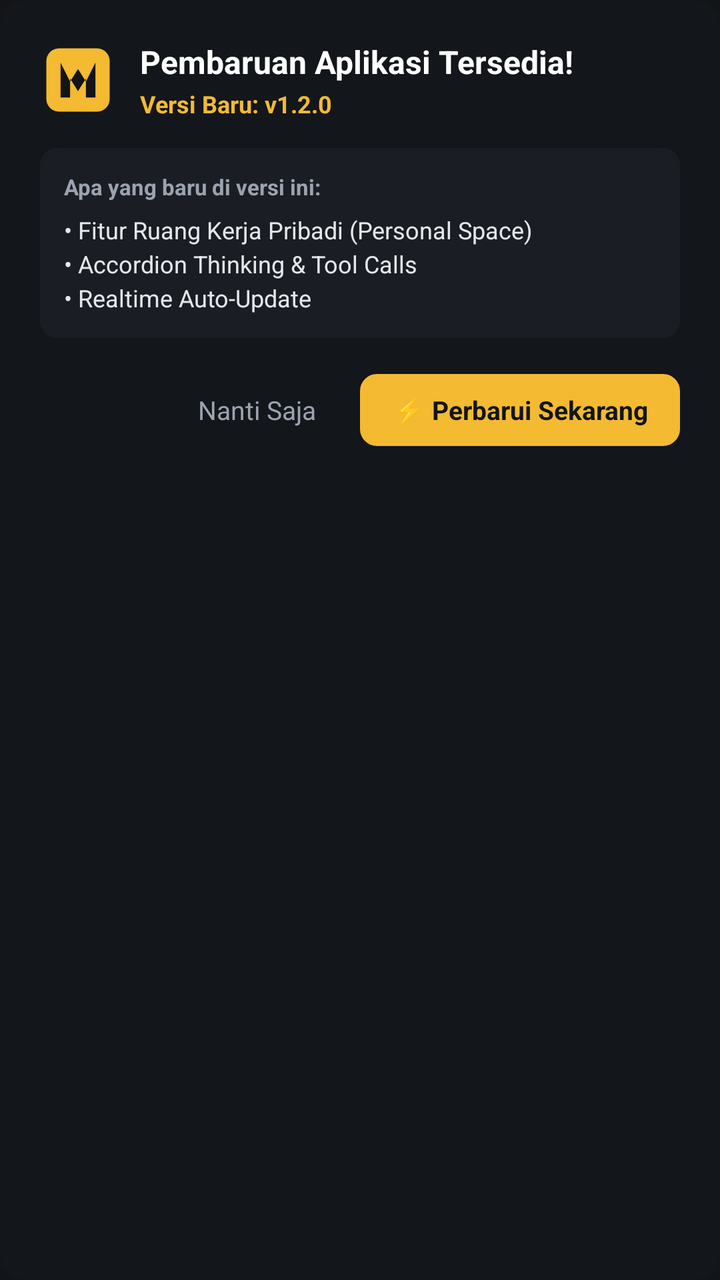
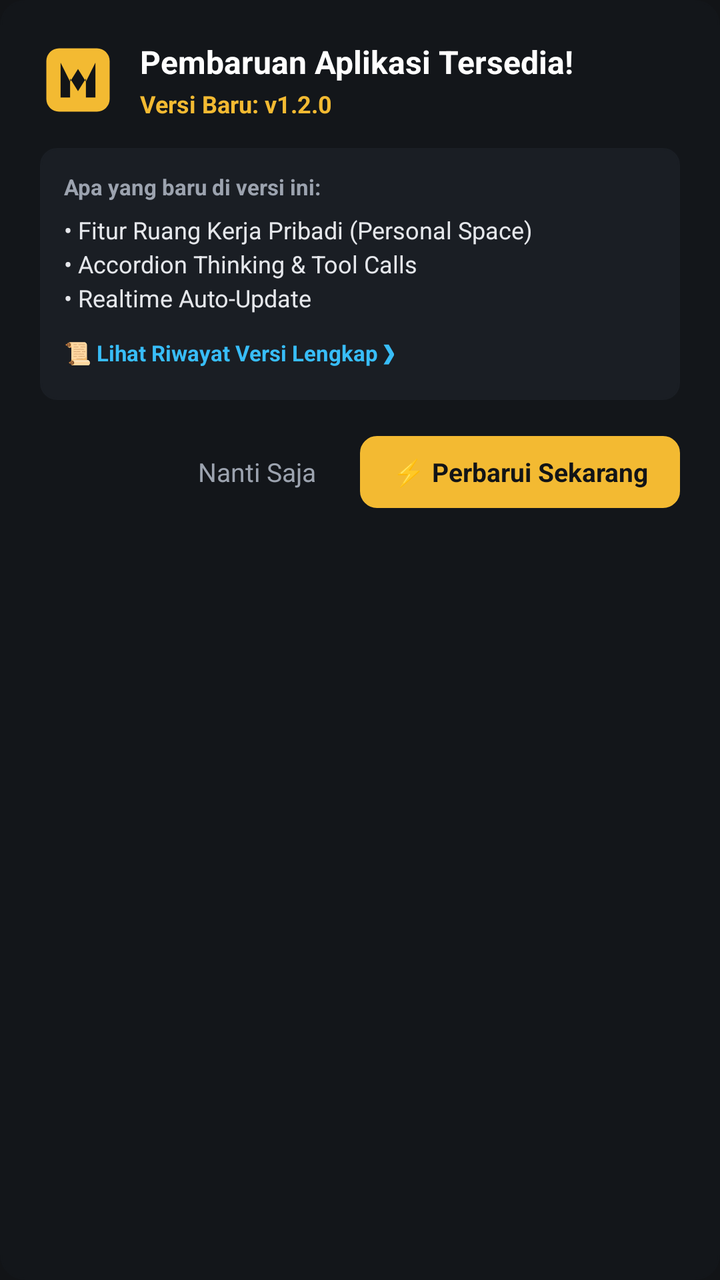

An Android layout rendered at two revisions. The XML below is the earlier revision; the diff shows what the commit changed to produce the second picture.
<!-- AndroidManifest.xml: application theme Theme.MollyAgent -->
<!-- res/layout/dialog_app_update.xml -->
<?xml version="1.0" encoding="utf-8"?>
<LinearLayout xmlns:android="http://schemas.android.com/apk/res/android"
    android:layout_width="match_parent"
    android:layout_height="wrap_content"
    android:background="@drawable/bg_tool_call_card"
    android:backgroundTint="#13161A"
    android:orientation="vertical"
    android:padding="20dp">

    
    <LinearLayout
        android:layout_width="match_parent"
        android:layout_height="wrap_content"
        android:gravity="center_vertical"
        android:orientation="horizontal">

        <ImageView
            android:layout_width="38dp"
            android:layout_height="38dp"
            android:contentDescription="Molly Logo"
            android:src="@drawable/ic_molly_logo" />

        <LinearLayout
            android:layout_width="0dp"
            android:layout_height="wrap_content"
            android:layout_marginStart="12dp"
            android:layout_weight="1"
            android:orientation="vertical">

            <TextView
                android:id="@+id/tvUpdateTitle"
                android:layout_width="wrap_content"
                android:layout_height="wrap_content"
                android:text="Pembaruan Aplikasi Tersedia!"
                android:textColor="#FFFFFF"
                android:textSize="16sp"
                android:textStyle="bold" />

            <TextView
                android:id="@+id/tvUpdateVersion"
                android:layout_width="wrap_content"
                android:layout_height="wrap_content"
                android:layout_marginTop="2dp"
                android:text="Versi Baru: v1.2.0"
                android:textColor="@color/primary_gold"
                android:textSize="12sp"
                android:textStyle="bold" />
        </LinearLayout>
    </LinearLayout>

    
    <LinearLayout
        android:layout_width="match_parent"
        android:layout_height="wrap_content"
        android:layout_marginTop="14dp"
        android:background="@drawable/bg_code_block"
        android:backgroundTint="#1A1E24"
        android:orientation="vertical"
        android:padding="12dp">

        <TextView
            android:layout_width="wrap_content"
            android:layout_height="wrap_content"
            android:text="Apa yang baru di versi ini:"
            android:textColor="#9CA3AF"
            android:textSize="11sp"
            android:textStyle="bold" />

        <TextView
            android:id="@+id/tvUpdateChangelog"
            android:layout_width="match_parent"
            android:layout_height="wrap_content"
            android:layout_marginTop="6dp"
            android:lineSpacingExtra="3dp"
            android:text="• Fitur Ruang Kerja Pribadi (Personal Space)\n• Accordion Thinking &amp; Tool Calls\n• Realtime Auto-Update"
            android:textColor="#E5E7EB"
            android:textSize="12sp" />
    </LinearLayout>

    
    <LinearLayout
        android:id="@+id/llDownloadProgress"
        android:layout_width="match_parent"
        android:layout_height="wrap_content"
        android:layout_marginTop="14dp"
        android:orientation="vertical"
        android:visibility="gone">

        <LinearLayout
            android:layout_width="match_parent"
            android:layout_height="wrap_content"
            android:gravity="center_vertical"
            android:orientation="horizontal">

            <TextView
                android:id="@+id/tvDownloadStatus"
                android:layout_width="0dp"
                android:layout_height="wrap_content"
                android:layout_weight="1"
                android:text="Mengunduh APK pembaruan..."
                android:textColor="#9CA3AF"
                android:textSize="11sp" />

            <TextView
                android:id="@+id/tvDownloadPercent"
                android:layout_width="wrap_content"
                android:layout_height="wrap_content"
                android:text="0%"
                android:textColor="@color/primary_gold"
                android:textSize="12sp"
                android:textStyle="bold" />
        </LinearLayout>

        <ProgressBar
            android:id="@+id/pbUpdateDownload"
            style="?android:attr/progressBarStyleHorizontal"
            android:layout_width="match_parent"
            android:layout_height="6dp"
            android:layout_marginTop="6dp"
            android:indeterminate="false"
            android:max="100"
            android:progress="0"
            android:progressTint="@color/primary_gold" />
    </LinearLayout>

    
    <LinearLayout
        android:id="@+id/llUpdateActions"
        android:layout_width="match_parent"
        android:layout_height="wrap_content"
        android:layout_marginTop="18dp"
        android:gravity="end"
        android:orientation="horizontal">

        <TextView
            android:id="@+id/btnUpdateLater"
            android:layout_width="wrap_content"
            android:layout_height="36dp"
            android:background="?selectableItemBackground"
            android:clickable="true"
            android:focusable="true"
            android:gravity="center"
            android:paddingHorizontal="14dp"
            android:text="Nanti Saja"
            android:textColor="#9CA3AF"
            android:textSize="13sp" />

        <TextView
            android:id="@+id/btnUpdateNow"
            android:layout_width="wrap_content"
            android:layout_height="36dp"
            android:layout_marginStart="8dp"
            android:background="@drawable/bg_action_pill"
            android:backgroundTint="@color/primary_gold"
            android:clickable="true"
            android:focusable="true"
            android:gravity="center"
            android:paddingHorizontal="16dp"
            android:text="⚡ Perbarui Sekarang"
            android:textColor="#121417"
            android:textSize="13sp"
            android:textStyle="bold" />
    </LinearLayout>

</LinearLayout>
<!-- resources referenced by this layout -->
<resources>
  <color name="primary_gold">#F3BA32</color>
  <!-- drawable bg_action_pill (drawable) -->
  <?xml version="1.0" encoding="utf-8"?>
  <shape xmlns:android="http://schemas.android.com/apk/res/android"
      android:shape="rectangle">
      <solid android:color="#242830" />
      <stroke
          android:width="1dp"
          android:color="#363C48" />
      <corners android:radius="8dp" />
      <padding
          android:bottom="5dp"
          android:left="9dp"
          android:right="9dp"
          android:top="5dp" />
  </shape>
  <!-- drawable bg_code_block (drawable) -->
  <?xml version="1.0" encoding="utf-8"?>
  <shape xmlns:android="http://schemas.android.com/apk/res/android"
      android:shape="rectangle">
      <solid android:color="#0D0E11" />
      <corners android:radius="8dp" />
      <stroke
          android:width="1dp"
          android:color="#26292E" />
  </shape>
  <!-- drawable bg_tool_call_card (drawable) -->
  <?xml version="1.0" encoding="utf-8"?>
  <shape xmlns:android="http://schemas.android.com/apk/res/android"
      android:shape="rectangle">
      <solid android:color="#1A1D21" />
      <corners android:radius="12dp" />
      <stroke
          android:width="1dp"
          android:color="#2D3136" />
  </shape>
  <!-- drawable ic_molly_logo (drawable) -->
  <vector xmlns:android="http://schemas.android.com/apk/res/android"
      android:width="96dp"
      android:height="96dp"
      android:viewportWidth="96"
      android:viewportHeight="96">
      
      <path
          android:fillColor="#F3BA32"
          android:pathData="M24,8 L72,8 C80.8,8 88,15.2 88,24 L88,72 C88,80.8 80.8,88 72,88 L24,88 C15.2,88 8,80.8 8,72 L8,24 C8,15.2 15.2,8 24,8 Z" />
      
      <path
          android:fillColor="#121417"
          android:pathData="M26,70 L26,26 L38,50 L48,34 L58,50 L70,26 L70,70 L58,70 L58,46 L48,62 L38,46 L38,70 Z" />
  </vector>
  <style name="Theme.MollyAgent" parent="Theme.Material3.Dark.NoActionBar">
          <item name="colorPrimary">@color/primary_gold</item>
          <item name="colorPrimaryDark">@color/primary_gold_dark</item>
          <item name="colorSecondary">@color/primary_gold</item>
          <item name="android:windowBackground">@color/bg_dark</item>
          <item name="android:statusBarColor">@color/bg_dark</item>
          <item name="android:navigationBarColor">@color/bg_dark</item>
      </style>
  <color name="primary_gold_dark">#E2AB28</color>
  <color name="bg_dark">#121417</color>
</resources>

<!-- the commit's change to res/layout/dialog_app_update.xml (unified diff, before → after) -->
@@ -75,6 +75,20 @@
             android:text="• Fitur Ruang Kerja Pribadi (Personal Space)\n• Accordion Thinking &amp; Tool Calls\n• Realtime Auto-Update"
             android:textColor="#E5E7EB"
             android:textSize="12sp" />
+
+        <TextView
+            android:id="@+id/tvViewFullChangelog"
+            android:layout_width="wrap_content"
+            android:layout_height="wrap_content"
+            android:layout_marginTop="8dp"
+            android:background="?selectableItemBackground"
+            android:clickable="true"
+            android:focusable="true"
+            android:paddingVertical="4dp"
+            android:text="📜 Lihat Riwayat Versi Lengkap ❯"
+            android:textColor="#38BDF8"
+            android:textSize="11sp"
+            android:textStyle="bold" />
     </LinearLayout>
 
     
